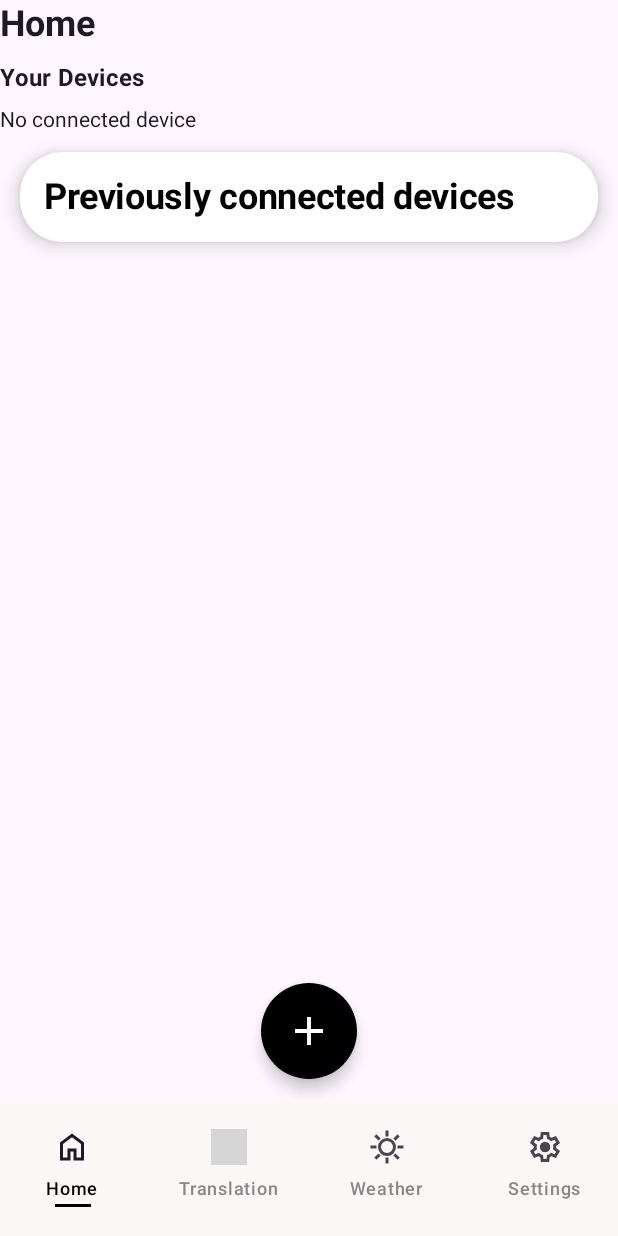
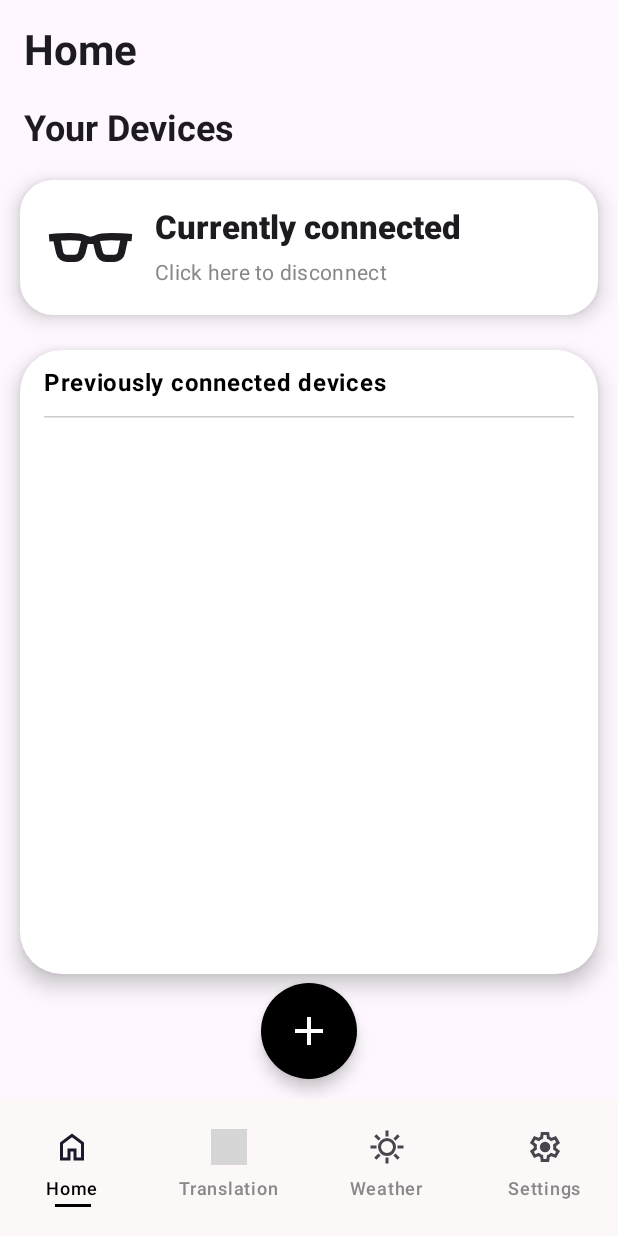
Before and after one commit to AleMatteRicky/DesignOfMobileApplication, an Android app built with Jetpack Compose: the screen it shows after launch (MainActivity), on a phone screen of 412 x 824 dp. Run offline under Robolectric (Android 15) with nearby library versions, the phone set to English and light mode, and no system bars; 4 statements that could not run were skipped; grey boxes are pictures that could not be loaded.

Commit message:
feat(home): improve home screen UI

```diff
--- a/app/src/main/java/com/example/augmentedrealityglasses/HomeScreen.kt
+++ b/app/src/main/java/com/example/augmentedrealityglasses/HomeScreen.kt
@@ -1,6 +1,8 @@
 package com.example.augmentedrealityglasses
 
+import android.annotation.SuppressLint
 import android.bluetooth.BluetoothAdapter
+import android.bluetooth.BluetoothDevice
 import android.bluetooth.BluetoothManager
 import androidx.compose.foundation.layout.Box
 import androidx.compose.foundation.layout.Column
@@ -12,6 +14,8 @@ import androidx.compose.foundation.layout.height
 import androidx.compose.foundation.layout.padding
 import androidx.compose.foundation.layout.size
 import androidx.compose.foundation.layout.width
+import androidx.compose.foundation.lazy.LazyColumn
+import androidx.compose.foundation.lazy.items
 import androidx.compose.foundation.shape.CircleShape
 import androidx.compose.foundation.shape.RoundedCornerShape
 import androidx.compose.material.icons.Icons
@@ -20,11 +24,14 @@ import androidx.compose.material3.Card
 import androidx.compose.material3.CardDefaults
 import androidx.compose.material3.FloatingActionButton
 import androidx.compose.material3.FloatingActionButtonDefaults
+import androidx.compose.material3.HorizontalDivider
 import androidx.compose.material3.Icon
 import androidx.compose.material3.MaterialTheme
 import androidx.compose.material3.Surface
 import androidx.compose.material3.Text
 import androidx.compose.runtime.Composable
+import androidx.compose.runtime.LaunchedEffect
+import androidx.compose.runtime.remember
 import androidx.compose.ui.Alignment
 import androidx.compose.ui.Modifier
 import androidx.compose.ui.graphics.Color
@@ -33,7 +40,7 @@ import androidx.compose.ui.res.painterResource
 import androidx.compose.ui.text.font.FontWeight
 import androidx.compose.ui.text.style.TextOverflow
 import androidx.compose.ui.unit.dp
-import androidx.compose.ui.unit.sp
+import com.example.augmentedrealityglasses.ble.ESP32Proxy
 
 @Composable
 fun HomeScreen(
@@ -42,44 +49,84 @@ fun HomeScreen(
 ) {
 
     val context = LocalContext.current
-    val bluetoothManager: BluetoothManager =
+    val bluetoothManager = remember(context) {
         checkNotNull(context.getSystemService(BluetoothManager::class.java))
-    val adapter: BluetoothAdapter? = bluetoothManager.getAdapter()
+    }
+    val adapter: BluetoothAdapter? = remember(bluetoothManager) {
+        bluetoothManager.adapter
+    }
 
+    //FIXME: allow users to refresh data?
+    LaunchedEffect(Unit) {
+        viewModel.refreshBondedDevices(context, adapter)
+    }
+
+    Box(
+        modifier = Modifier.fillMaxSize()
+    ) {
         Column {
             Text(
                 text = "Home",
-            style = MaterialTheme.typography.headlineSmall.copy(fontWeight = FontWeight.Bold),
-            modifier = Modifier.padding(bottom = 8.dp)
+                style = MaterialTheme.typography.headlineMedium.copy(
+                    fontWeight = FontWeight.Bold
+                ),
+                modifier = Modifier
+                    .padding(bottom = 8.dp)
+                    .padding(horizontal = 16.dp)
+                    .padding(top = 16.dp)
             )
 
             DevicesPanel(
-            viewModel.isExtDeviceConnected
-        ) { viewModel.disconnectDevice() }
+                //TODO: do not show the connected device in the "Previously connected devices" panel
+                devices = viewModel.bondedDevices,
+                connected = viewModel.isExtDeviceConnected,
+                onDeviceClick = {
+                    viewModel.connect(it)
+                },
+                onDeviceStatusPanelClick = { viewModel.disconnectDevice() }
+            )
+        }
 
         AddDevicesButton(
-            onNavigateFindDevice
+            onNavigateFindDevice,
+            modifier = Modifier
+                .align(Alignment.BottomCenter)
+                .padding(bottom = 13.dp)
         )
     }
 }
 
 @Composable
 fun DevicesPanel(
+    devices: List<BluetoothDevice>,
     connected: Boolean,
-    onDeviceStatusPanelClick: () -> Unit
+    modifier: Modifier = Modifier,
+    onDeviceStatusPanelClick: () -> Unit,
+    onDeviceClick: (BluetoothDevice) -> Unit
 ) {
-    Column {
+    Column(
+        modifier = modifier
+            .fillMaxSize()
+            .padding(bottom = 70.dp) //Padding for AddDevicesButton
+    ) {
         Text(
             text = "Your Devices",
-            style = MaterialTheme.typography.titleMedium.copy(fontWeight = FontWeight.Bold),
-            modifier = Modifier.padding(bottom = 8.dp)
+            style = MaterialTheme.typography.headlineSmall.copy(fontWeight = FontWeight.Bold),
+            modifier = Modifier
+                .padding(bottom = 8.dp)
+                .padding(horizontal = 16.dp)
+                .padding(top = 10.dp)
         )
 
         DeviceStatusPanel(
             connected = connected,
             onClick = onDeviceStatusPanelClick
         )
-        DevicesListPanel()
+        DevicesListPanel(
+            devices = devices,
+            modifier = Modifier.weight(1f),
+            onDeviceClick = onDeviceClick
+        )
     }
 }
 
@@ -88,15 +135,23 @@ fun DeviceStatusPanel(
     connected: Boolean,
     onClick: () -> Unit
 ) {
-    if (connected) {
     Box(
-            modifier = Modifier.padding(13.dp)
+        modifier = Modifier.padding(horizontal = 13.dp, vertical = 10.dp)
     ) {
         Card(
             onClick = onClick,
+            enabled = connected,
             shape = RoundedCornerShape(22.dp),
-                elevation = CardDefaults.cardElevation(defaultElevation = 8.dp),
-                colors = CardDefaults.cardColors(containerColor = Color.White),
+            elevation = CardDefaults.cardElevation(
+                defaultElevation = 8.dp,
+                disabledElevation = 1.dp
+            ),
+            colors = CardDefaults.cardColors(
+                containerColor = Color.White,
+                contentColor = MaterialTheme.colorScheme.onSurface,
+                disabledContainerColor = Color.White,
+                disabledContentColor = MaterialTheme.colorScheme.onSurface
+            ),
             modifier = Modifier
                 .fillMaxWidth()
         ) {
@@ -107,10 +162,10 @@ fun DeviceStatusPanel(
             ) {
                 Surface(
                     shape = RoundedCornerShape(14.dp),
-                        color = Color(0xFFF1F5F9),
+                    color = Color.Transparent
                 ) {
                     Icon(
-                            painter = painterResource(id = R.drawable.eyeglasses),
+                        painter = painterResource(id = R.drawable.eyeglasses), //FIXME: change icon
                         contentDescription = null,
                         modifier = Modifier.size(58.dp)
                     )
@@ -118,72 +173,144 @@ fun DeviceStatusPanel(
 
                 Spacer(Modifier.width(14.dp))
 
-                    Column(Modifier.weight(1f)) {
+                Column(
+                    modifier = Modifier.weight(1f)
+                ) {
+                    if (connected) {
                         Text(
-                            text = "Currently\nconnected",
+                            text = "Currently connected",
                             style = MaterialTheme.typography.titleLarge.copy(fontWeight = FontWeight.ExtraBold),
                             lineHeight = MaterialTheme.typography.titleLarge.lineHeight,
                         )
-                        Spacer(Modifier.height(6.dp))
+
+                        Spacer(
+                            modifier = Modifier.height(6.dp)
+                        )
+
                         Text(
                             text = "Click here to disconnect",
                             style = MaterialTheme.typography.bodyMedium,
-                            color = Color(0xFF4B5563),
+                            color = Color.Gray,
+                            maxLines = 1,
+                            overflow = TextOverflow.Ellipsis
+                        )
+                    } else {
+                        Text(
+                            text = "Device not connected",
+                            style = MaterialTheme.typography.titleLarge.copy(fontWeight = FontWeight.Medium),
+                        )
+                    }
+                }
+            }
+        }
+    }
+}
+
+@SuppressLint("MissingPermission")
+@Composable
+fun DevicesListPanel(
+    devices: List<BluetoothDevice>,
+    modifier: Modifier = Modifier,
+    onDeviceClick: (BluetoothDevice) -> Unit
+) {
+    Box(
+        modifier = modifier.padding(13.dp)
+    ) {
+        Card(
+            modifier = Modifier
+                .fillMaxSize(),
+            shape = RoundedCornerShape(28.dp),
+            colors = CardDefaults.cardColors(containerColor = Color.White),
+            elevation = CardDefaults.cardElevation(defaultElevation = 8.dp)
+        ) {
+            Column {
+                Text(
+                    text = "Previously connected devices",
+                    modifier = Modifier
+                        .padding(horizontal = 16.dp, vertical = 10.dp),
+                    style = MaterialTheme.typography.bodyLarge.copy(
+                        fontWeight = FontWeight.Bold
+                    ),
+                    maxLines = 2,
+                    overflow = TextOverflow.Ellipsis,
+                    color = Color.Black
+                )
+
+                HorizontalDivider(
+                    modifier = Modifier
+                        .padding(horizontal = 16.dp)
+                        .padding(bottom = 8.dp),
+                    thickness = 1.dp,
+                    color = Color.LightGray
+                )
+
+                LazyColumn {
+                    items(devices) { device ->
+                        if (device.address == ESP32Proxy.ESP32MAC) {
+                            if (device.name != null) {
+                                DeviceRow(
+                                    deviceName = device.name,
+                                    onDeviceClick = { onDeviceClick(device) }
+                                )
+                            }
+                        }
+                    }
+                }
+            }
+        }
+    }
+}
+
+@Composable
+fun DeviceRow(
+    deviceName: String,
+    onDeviceClick: () -> Unit
+) {
+    Card(
+        onClick = onDeviceClick,
+        shape = RoundedCornerShape(16.dp),
+        colors = CardDefaults.cardColors(
+            containerColor = Color.White,
+            contentColor = MaterialTheme.colorScheme.onSurface
+        ),
+        elevation = CardDefaults.cardElevation(
+            defaultElevation = 0.dp,
+            pressedElevation = 4.dp
+        ),
+        modifier = Modifier
+            .fillMaxWidth()
+            .padding(horizontal = 16.dp, vertical = 8.dp)
+    ) {
+        Row(
+            modifier = Modifier
+                .fillMaxWidth()
+                .padding(horizontal = 16.dp, vertical = 14.dp),
+            verticalAlignment = Alignment.CenterVertically
+        ) {
+            Icon(
+                painter = painterResource(id = R.drawable.bluetooth_connected), //FIXME: change icon
+                contentDescription = null,
+                modifier = Modifier.size(20.dp)
+            )
+
+            Spacer(Modifier.width(12.dp))
+
+            Text(
+                text = deviceName,
+                style = MaterialTheme.typography.titleSmall.copy(
+                    fontWeight = FontWeight.SemiBold
+                ),
                 maxLines = 1,
                 overflow = TextOverflow.Ellipsis
             )
         }
     }
 }
-        }
-    } else {
-        Text("No connected device")
-    }
-}
-
-@Composable
-fun DevicesListPanel() {
-    Box(
-        modifier = Modifier.padding(13.dp)
-    ) {
-        Card(
-            modifier = Modifier
-                .fillMaxWidth(),
-            shape = RoundedCornerShape(28.dp),
-            colors = CardDefaults.cardColors(containerColor = Color.White),
-            elevation = CardDefaults.cardElevation(defaultElevation = 8.dp)
-        ) {
-            Box(
-
-            ) {
-                Text(
-                    text = "Previously connected devices",
-                    modifier = Modifier
-                        .align(Alignment.TopStart)
-                        .padding(16.dp),
-                    style = MaterialTheme.typography.titleLarge.copy(
-                        fontSize = 24.sp,
-                        fontWeight = FontWeight.Bold,
-                        letterSpacing = (-0.2).sp
-                    ),
-                    maxLines = 2,
-                    overflow = TextOverflow.Ellipsis,
-                    color = Color.Black
-                )
-            }
-        }
-    }
-}
 
 @Composable
 fun AddDevicesButton(
-    onClick: () -> Unit
-) {
-    Box(
-        modifier = Modifier
-            .fillMaxSize()
-            .padding(bottom = 13.dp),
-        contentAlignment = Alignment.BottomCenter
+    onClick: () -> Unit,
+    modifier: Modifier = Modifier
 ) {
     FloatingActionButton(
         onClick = onClick,
@@ -193,7 +320,7 @@ fun AddDevicesButton(
             defaultElevation = 6.dp,
             pressedElevation = 8.dp
         ),
-            modifier = Modifier.size(64.dp)
+        modifier = modifier.size(64.dp)
     ) {
         Icon(
             imageVector = Icons.Default.Add,
@@ -202,5 +329,5 @@ fun AddDevicesButton(
             modifier = Modifier.size(32.dp)
         )
     }
+
 }
-}
--- a/app/src/main/java/com/example/augmentedrealityglasses/HomeViewModel.kt
+++ b/app/src/main/java/com/example/augmentedrealityglasses/HomeViewModel.kt
@@ -1,14 +1,22 @@
 package com.example.augmentedrealityglasses
 
+import android.Manifest.permission.BLUETOOTH_CONNECT
+import android.annotation.SuppressLint
+import android.bluetooth.BluetoothAdapter
+import android.bluetooth.BluetoothDevice
+import android.content.Context
+import android.content.pm.PackageManager
 import androidx.compose.runtime.getValue
 import androidx.compose.runtime.mutableStateOf
 import androidx.compose.runtime.setValue
+import androidx.core.content.ContextCompat
 import androidx.lifecycle.ViewModel
 import androidx.lifecycle.ViewModelProvider
 import androidx.lifecycle.ViewModelProvider.AndroidViewModelFactory.Companion.APPLICATION_KEY
 import androidx.lifecycle.viewModelScope
 import androidx.lifecycle.viewmodel.initializer
 import androidx.lifecycle.viewmodel.viewModelFactory
+import com.example.augmentedrealityglasses.ble.ESP32Proxy
 import com.example.augmentedrealityglasses.ble.devicedata.RemoteDeviceManager
 import com.example.augmentedrealityglasses.ble.peripheral.gattevent.ConnectionState
 import kotlinx.coroutines.launch
@@ -16,6 +24,8 @@ import kotlinx.coroutines.launch
 class HomeViewModel(
     private val proxy: RemoteDeviceManager,
 ) : ViewModel() {
+
+    var bondedDevices: List<BluetoothDevice> by mutableStateOf(emptyList())
 
     //Initialize the viewModel
     companion object {
@@ -46,11 +56,34 @@ class HomeViewModel(
     }
 
     // Tracks the Bluetooth connection status with the external device
-    var isExtDeviceConnected by mutableStateOf(false)
+    var isExtDeviceConnected by mutableStateOf(true)
         private set
 
 
+    @SuppressLint("MissingPermission")
+    fun connect(device: BluetoothDevice): Boolean {
+        if (device.address != ESP32Proxy.ESP32MAC) {
+            return false
+        }
+
+        //FIXME: in case the device is not online?
+        proxy.setDeviceToManage(device)
+        proxy.connect()
+        return true
+    }
+
     fun disconnectDevice() {
+        //FIXME: switch isExtDeviceConnected flag to false
         proxy.disconnect()
     }
+
+    fun refreshBondedDevices(context: Context, adapter: BluetoothAdapter?) {
+        if (ContextCompat.checkSelfPermission(context, BLUETOOTH_CONNECT)
+            != PackageManager.PERMISSION_GRANTED
+        ) {
+            bondedDevices = emptyList()
+        } else {
+            bondedDevices = adapter?.bondedDevices.orEmpty().toList()
+        }
+    }
 }
--- a/app/src/main/java/com/example/augmentedrealityglasses/MainActivity.kt
+++ b/app/src/main/java/com/example/augmentedrealityglasses/MainActivity.kt
@@ -92,7 +92,8 @@ class MainActivity : ComponentActivity() {
                         if (currentRoute !in listOf(
                                 ScreenName.TRANSLATION_RESULT_SCREEN.name,
                                 ScreenName.TRANSLATION_LANGUAGE_SELECTION_SCREEN.name,
-                                ScreenName.WEATHER_SEARCH_LOCATIONS.name
+                                ScreenName.WEATHER_SEARCH_LOCATIONS.name,
+                                ScreenName.FIND_DEVICE.name
                             )
                         ) { //Screens in which navBar should be never shown
                             BottomNavigationBar(
--- a/app/src/main/java/com/example/augmentedrealityglasses/ble/viewmodels/FindDeviceViewModel.kt
+++ b/app/src/main/java/com/example/augmentedrealityglasses/ble/viewmodels/FindDeviceViewModel.kt
@@ -48,7 +48,7 @@ class FindDeviceViewModel(
 
     @SuppressLint("MissingPermission")
     fun connect(device: BluetoothDevice): Boolean {
-        if (device.name != ESP32Proxy.ESP32MAC) {
+        if (device.address != ESP32Proxy.ESP32MAC) {
             return false
         }
 
```
Lines whose indentation alone changed are shown as unchanged.
